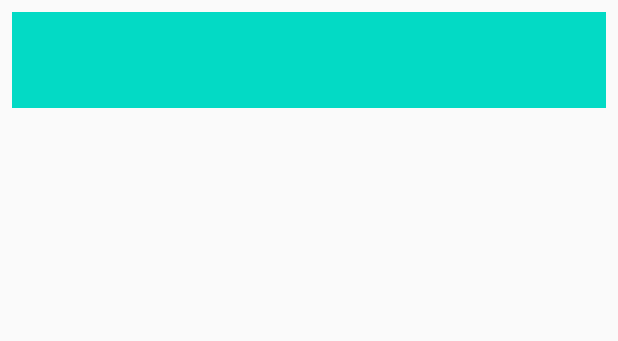
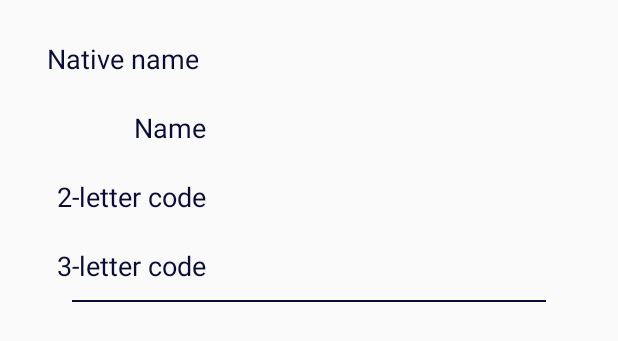
Before and after one commit to draganstojanov/MyWorld, an Android app: the layout language_item.xml on its own in the app's theme, with its tools: preview values and no code run, on a phone screen of 412 x 824 dp. Shown: the top 341 px of the screen. Run offline under Robolectric (Android 15) with nearby library versions, the phone set to English and light mode, and no system bars; Roboto replaces fonts that are not available here.

Commit message:
almost done

```diff
--- a/app/build.gradle
+++ b/app/build.gradle
@@ -39,7 +39,7 @@ android {
 
 def koin_version = "2.0.1"
 def retrofit_ver = "2.7.1"
-def room_ver = "2.2.4"
+def room_ver = "2.2.5"
 
 dependencies {
     // Kotlin
--- a/app/src/main/java/com/andraganoid/myworld/countries/CountriesViewModel.kt
+++ b/app/src/main/java/com/andraganoid/myworld/countries/CountriesViewModel.kt
@@ -45,9 +45,9 @@ class CountriesViewModel(private val countriesRepository: CountriesRepository) :
                 _countries.postValue(response.countries)
 
                 response.countries?.forEach { country: Country ->//brisi
-                    if (country.currencies!!.size > 3) {
-                        Log.d("ccuurr", country.name.toString())
-                    }
+
+                        Log.d("ccuurr", country.toString())
+
                 }
 
 
--- a/app/src/main/java/com/andraganoid/myworld/country/general/GeneralFragment.kt
+++ b/app/src/main/java/com/andraganoid/myworld/country/general/GeneralFragment.kt
@@ -15,7 +15,7 @@ class GeneralFragment : Fragment() {
     override fun onCreateView(inflater: LayoutInflater, container: ViewGroup?, savedInstanceState: Bundle?): View? {
       val  binding = GeneralFragmentBinding.inflate(inflater, container, false)
         arguments?.takeIf { it.containsKey(ARGS_COUNTRY) }?.apply {
-            binding.country=getSerializable(ARGS_COUNTRY) as Country
+            binding.country = getSerializable(ARGS_COUNTRY) as Country
         }
         return binding.root
     }
--- a/app/src/main/java/com/andraganoid/myworld/country/language/LanguageAdapter.kt
+++ b/app/src/main/java/com/andraganoid/myworld/country/language/LanguageAdapter.kt
@@ -21,10 +21,8 @@ class LanguageAdapter(private val languages: List<LanguagesItem?>?) : RecyclerVi
     inner class LanguageViewHolder(private val binding: LanguageItemBinding) : RecyclerView.ViewHolder(binding.root) {
         fun bind(language: LanguagesItem) {
 
-
-            Log.d("LLANNGG",language.toString())
-
             binding.languageItem = language
+            binding.divider = languages?.size != adapterPosition + 1
             binding.executePendingBindings()
         }
     }
--- a/app/src/main/java/com/andraganoid/myworld/country/regional/RegionalAdapter.kt
+++ b/app/src/main/java/com/andraganoid/myworld/country/regional/RegionalAdapter.kt
@@ -1,12 +1,9 @@
 package com.andraganoid.myworld.country.regional
 
-import android.util.Log
 import android.view.LayoutInflater
 import android.view.ViewGroup
 import androidx.recyclerview.widget.RecyclerView
-import com.andraganoid.myworld.databinding.LanguageItemBinding
 import com.andraganoid.myworld.databinding.RegionalItemBinding
-import com.andraganoid.myworld.model.LanguagesItem
 import com.andraganoid.myworld.model.RegionalBlocsItem
 
 class RegionalAdapter(private val regionalBlocks: List<RegionalBlocsItem?>?) : RecyclerView.Adapter<RegionalAdapter.RegionalViewHolder>() {
@@ -24,6 +21,7 @@ class RegionalAdapter(private val regionalBlocks: List<RegionalBlocsItem?>?) : R
         fun bind(regionalBlocsItem: RegionalBlocsItem) {
 
             binding.regionalItem = regionalBlocsItem
+            binding.divider = regionalBlocks?.size != adapterPosition + 1
             binding.executePendingBindings()
         }
     }
--- /dev/null
+++ b/app/src/main/res/drawable/ic_flag.xml
@@ -0,0 +1,5 @@
+<vector android:height="64dp" android:tint="#090C37"
+    android:viewportHeight="24.0" android:viewportWidth="24.0"
+    android:width="64dp" xmlns:android="http://schemas.android.com/apk/res/android">
+    <path android:fillColor="#FF000000" android:pathData="M14.4,6L14,4H5v17h2v-7h5.6l0.4,2h7V6z"/>
+</vector>
--- a/app/src/main/res/layout/language_item.xml
+++ b/app/src/main/res/layout/language_item.xml
@@ -1,63 +1,110 @@
 <?xml version="1.0" encoding="utf-8"?>
 
-<layout>
+<layout xmlns:android="http://schemas.android.com/apk/res/android"
+    xmlns:app="http://schemas.android.com/apk/res-auto">
 
     <data>
-
+        <import type="android.view.View"/>
         <variable
             name="languageItem"
             type="com.andraganoid.myworld.model.LanguagesItem" />
+
+        <variable
+            name="divider"
+            type="Boolean" />
     </data>
 
-    <androidx.constraintlayout.widget.ConstraintLayout xmlns:android="http://schemas.android.com/apk/res/android"
-        xmlns:app="http://schemas.android.com/apk/res-auto"
+    <LinearLayout
         android:layout_width="match_parent"
-        android:layout_height="64dp"
-        android:layout_margin="8dp"
-        android:background="@color/colorAccent">
+        android:layout_height="wrap_content"
+        android:orientation="vertical">
 
-        <TextView
-            android:id="@+id/languageItemIso6391Tv"
-            android:layout_width="wrap_content"
-            android:layout_height="match_parent"
-            android:padding="8dp"
-            android:gravity="center"
-            android:text="@{languageItem.iso639_1}"
-            android:textSize="@dimen/country_native_name_text_size"
-            app:layout_constraintStart_toStartOf="parent" />
+        <LinearLayout
+            android:layout_marginTop="16dp"
+            android:layout_width="match_parent"
+            android:layout_height="wrap_content"
+            android:paddingEnd="16dp">
 
-        <TextView
-            android:id="@+id/languageItemIso6392Tv"
-            android:layout_width="wrap_content"
-            android:layout_height="match_parent"
-            android:padding="8dp"
-            android:gravity="center"
-            android:text="@{languageItem.iso639_2}"
-            android:textSize="@dimen/country_native_name_text_size"
-            app:layout_constraintStart_toEndOf="@id/languageItemIso6391Tv" />
+            <TextView
+                android:id="@+id/labelLangNativeName"
+                style="@style/infoLabelStyle"
+                android:layout_weight="1"
+                android:text="@string/lang_native_name" />
 
-        <TextView
-            android:id="@+id/languageItemNativeNameTv"
-            android:layout_width="0dp"
-            android:layout_height="wrap_content"
-            android:padding="8dp"
-            android:text="@{languageItem.nativeName}"
-            android:textSize="@dimen/country_native_name_text_size"
-            app:layout_constraintEnd_toEndOf="parent"
-            app:layout_constraintStart_toEndOf="@+id/languageItemIso6392Tv"
-            app:layout_constraintTop_toTopOf="parent" />
+            <TextView
+                android:layout_weight="2"
+                android:id="@+id/langNativeName"
+                style="@style/infoTextStyle"
+                android:text="@{languageItem.nativeName}" />
 
-        <TextView
-            android:id="@+id/languageItemNameTv"
-            android:layout_width="wrap_content"
-            android:layout_height="wrap_content"
-            android:padding="8dp"
-            android:text="@{languageItem.name}"
-            android:textSize="@dimen/country_name_text_size"
-            app:layout_constraintBottom_toBottomOf="parent"
-            app:layout_constraintEnd_toEndOf="parent"
-            app:layout_constraintStart_toEndOf="@+id/languageItemIso6392Tv" />
+        </LinearLayout>
 
-    </androidx.constraintlayout.widget.ConstraintLayout>
+        <LinearLayout
+            android:layout_marginTop="8dp"
+            android:layout_width="match_parent"
+            android:layout_height="wrap_content">
+
+            <TextView
+                android:id="@+id/labelLangName"
+                android:layout_weight="1"
+                style="@style/infoLabelStyle"
+                android:text="@string/lang_name" />
+
+            <TextView
+                android:id="@+id/langName"
+                android:layout_weight="2"
+                style="@style/infoTextStyle"
+                android:text="@{languageItem.name}" />
+        </LinearLayout>
+
+        <LinearLayout
+            android:layout_marginTop="8dp"
+            android:layout_width="match_parent"
+            android:layout_height="wrap_content">
+
+            <TextView
+                android:id="@+id/label2Letter"
+                android:layout_weight="1"
+                style="@style/infoLabelStyle"
+                android:text="@string/lang2Letter" />
+
+            <TextView
+                android:id="@+id/i2Letter"
+                android:layout_weight="2"
+                style="@style/infoTextStyle"
+                android:textAlignment="viewStart"
+                android:text="@{languageItem.iso639_1}" />
+        </LinearLayout>
+
+        <LinearLayout
+            android:layout_marginTop="8dp"
+            android:layout_width="match_parent"
+            android:layout_height="wrap_content">
+
+            <TextView
+                android:id="@+id/label3Letter"
+                android:layout_weight="1"
+                style="@style/infoLabelStyle"
+                android:text="@string/lang3Letter" />
+
+            <TextView
+                android:id="@+id/i3Letter"
+                android:layout_weight="2"
+                style="@style/infoTextStyle"
+                android:textAlignment="viewStart"
+                android:text="@{languageItem.iso639_2}" />
+        </LinearLayout>
+
+        <View
+            android:visibility="@{divider?View.VISIBLE:View.GONE}"
+            android:layout_width="match_parent"
+            android:layout_height="1dp"
+            android:background="@color/darkBlue"
+            android:layout_marginTop="8dp"
+            android:layout_marginStart="48dp"
+            android:layout_marginEnd="48dp" />
+
+    </LinearLayout>
+
 
 </layout>
--- a/app/src/main/res/values/strings.xml
+++ b/app/src/main/res/values/strings.xml
@@ -17,4 +17,10 @@
     <string name="currency_name">Name</string>
     <string name="currency_code">Code</string>
     <string name="currency_symbol">Symbol</string>
+    <string name="lang2Letter">2-letter code</string>
+    <string name="lang_native_name">Native name</string>
+    <string name="lang_name">Name</string>
+    <string name="lang3Letter">3-letter code</string>
+    <string name="regional_acronym">Acronym</string>
+    <string name="regional_name">Name</string>
 </resources>
```
Also changed, not shown: app/src/main/java/com/andraganoid/myworld/countries/CountriesAdapter.kt (+8 -1 lines), app/src/main/java/com/andraganoid/myworld/country/CountryFragment.kt (+9 -6 lines), app/src/main/java/com/andraganoid/myworld/country/borders/BordersAdapter.kt (+7 -2 lines), app/src/main/res/layout/regional_item.xml (+58 -28 lines).
